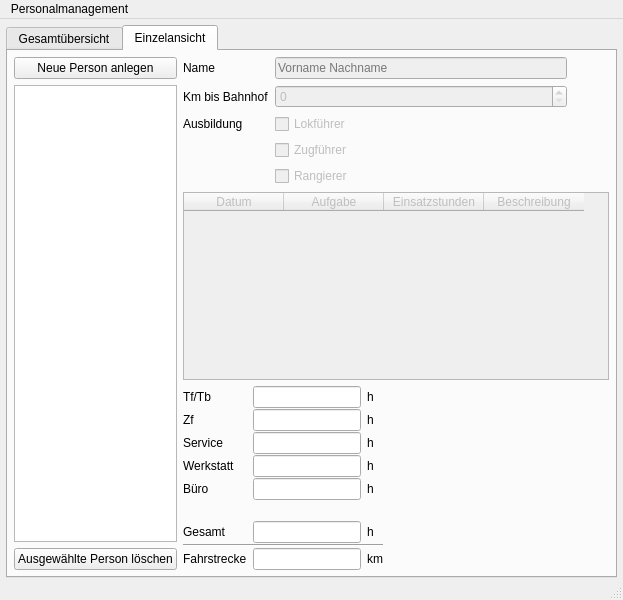
philjosch/Einsatzplaner, file Programm/personalwindow.ui: the form before one commit.
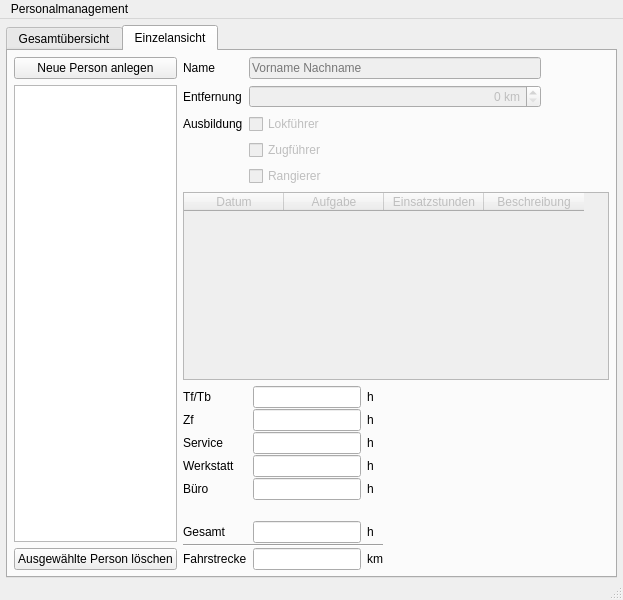
The form after the commit. The open tabs and pages were chosen to show the change.

The edit to the form file:
```diff
--- a/Programm/personalwindow.ui
+++ b/Programm/personalwindow.ui
@@ -342,6 +342,21 @@
                 <height>0</height>
                </size>
               </property>
+              <property name="alignment">
+               <set>Qt::AlignRight|Qt::AlignTrailing|Qt::AlignVCenter</set>
+              </property>
+              <property name="suffix">
+               <string> km</string>
+              </property>
+              <property name="minimum">
+               <number>0</number>
+              </property>
+              <property name="maximum">
+               <number>10000</number>
+              </property>
+              <property name="value">
+               <number>0</number>
+              </property>
              </widget>
             </item>
             <item row="1" column="0">
@@ -350,7 +365,7 @@
                <string>Die Entfernung zum Heimatbahnhof. Wird benötigt, um die Strecke auszurechnen.</string>
               </property>
               <property name="text">
-               <string>Km bis Bahnhof</string>
+               <string>Entfernung</string>
               </property>
              </widget>
             </item>
```
